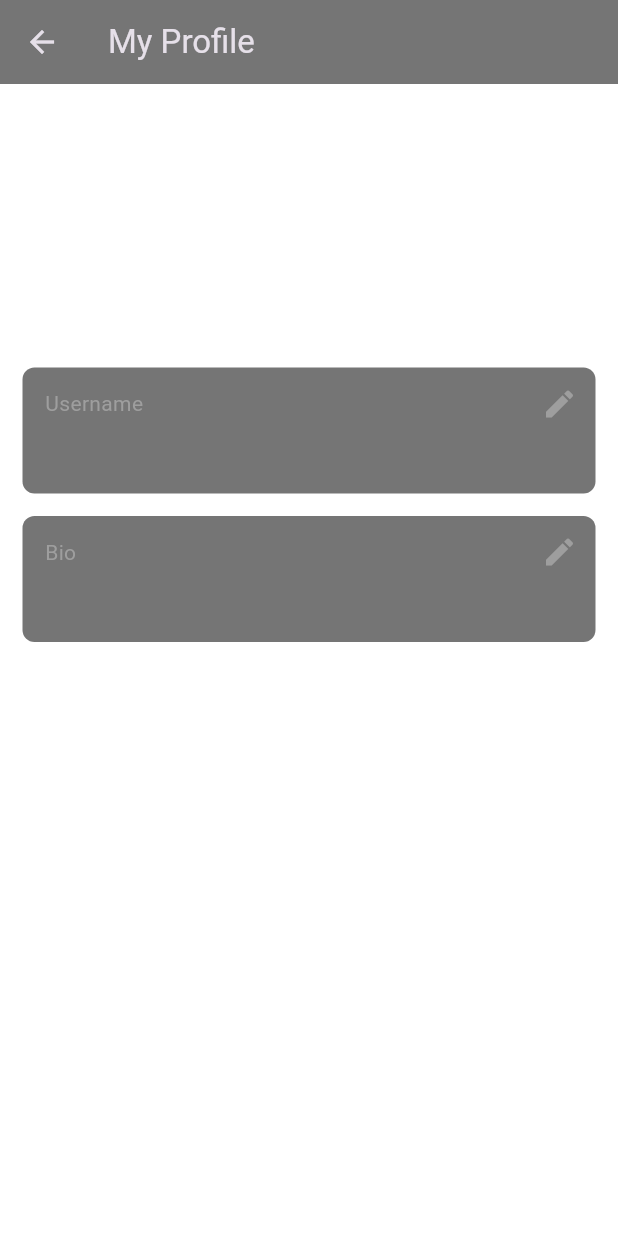
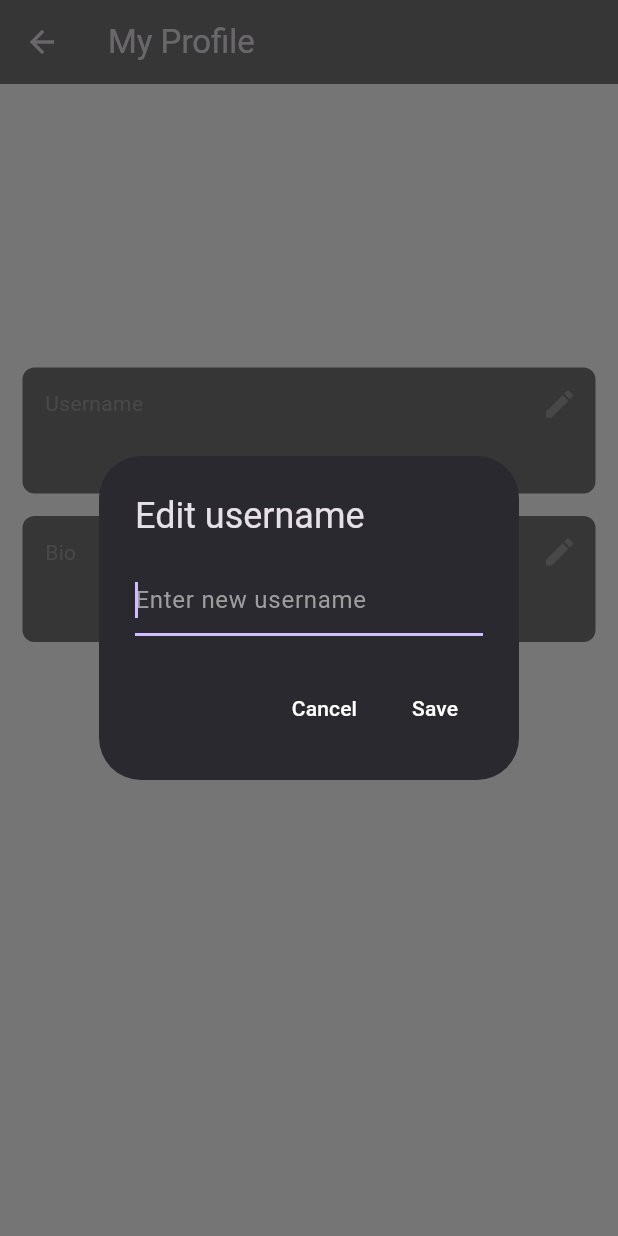
Before and after one commit to dwijvas/finalprojexct, a Flutter app: the ProfileScreen screen opened directly, after a tap on the "edit" icon, on a phone screen of 412 x 824 dp. Run offline on Flutter 3.47's test engine with Material 3 defaults, Android fonts, the phone set to English and light mode, and no system bars; our stand-ins replace cloud_firestore, firebase_auth, firebase_core; accounts and stored records are empty.

Commit message:
edit username and bio fucntionality added

```diff
--- a/lib/components/textdata.dart
+++ b/lib/components/textdata.dart
@@ -27,7 +27,7 @@ class UserBox extends StatelessWidget {
               ),
 
               //edit
-              IconButton(onPressed: (){}, icon: Icon(Icons.edit, color: Colors.grey,),
+              IconButton(onPressed: onPressed, icon: Icon(Icons.edit, color: Colors.grey,),
               )
             ],
           ),
--- a/lib/screens/ProfileScreen.dart
+++ b/lib/screens/ProfileScreen.dart
@@ -13,9 +13,47 @@ class ProfileScreen extends StatefulWidget {
 class _ProfileScreenState extends State<ProfileScreen> {
 
   final currentUser = FirebaseAuth.instance.currentUser!;
+  final usersCollection = FirebaseFirestore.instance.collection("Users");
+  //editing username
 
-  //editing username
   Future<void> editField(String field) async {
+    String newValue = "";
+        await showDialog(
+            context: context,
+            builder: (context) => AlertDialog(
+              title: Text("Edit " + field),
+              content: TextField(
+                autofocus: true,
+                style: TextStyle(color: Colors.white),
+                decoration: InputDecoration(
+                  hintText: "Enter new $field",
+                      hintStyle: TextStyle(color: Colors.grey),
+                ),
+                onChanged: (value){
+                  newValue = value;
+                },
+              ),
+              actions: [
+                //cancel
+                TextButton(
+                    onPressed: () => Navigator.pop(context),
+                    child: Text('Cancel', style: TextStyle(color: Colors.white),),
+                ),
+
+                //save
+                TextButton(
+                  onPressed: () => Navigator.of(context).pop(newValue),
+                  child: Text('Save', style: TextStyle(color: Colors.white),),
+                ),
+
+              ],
+            ),
+        );
+        //update firestore
+    if(newValue.trim().length>0){
+      await usersCollection.doc(currentUser.email).update({field: newValue});
+
+    }
 
   }
 
@@ -63,10 +101,14 @@ class _ProfileScreenState extends State<ProfileScreen> {
               UserBox(
                 section: 'Username',
                 text: userData['username'],
-                onPressed: () => editField('username') ,
+                onPressed: () => editField('username'),
               ),
               //bio
-              UserBox(section: 'Bio', text: userData['bio'], onPressed: () => editField('bio') ,),
+              UserBox(
+                section: 'Bio',
+                text: userData['bio'],
+                onPressed: () => editField('bio') ,
+              ),
 
               const SizedBox(height: 45,),
               //your posts
```
